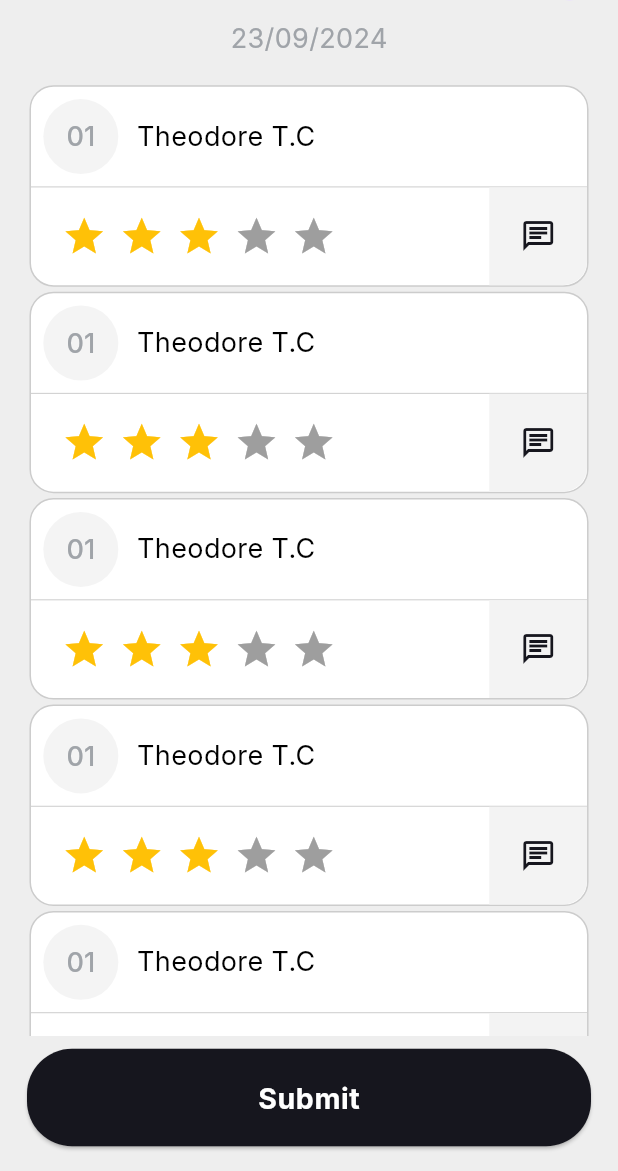
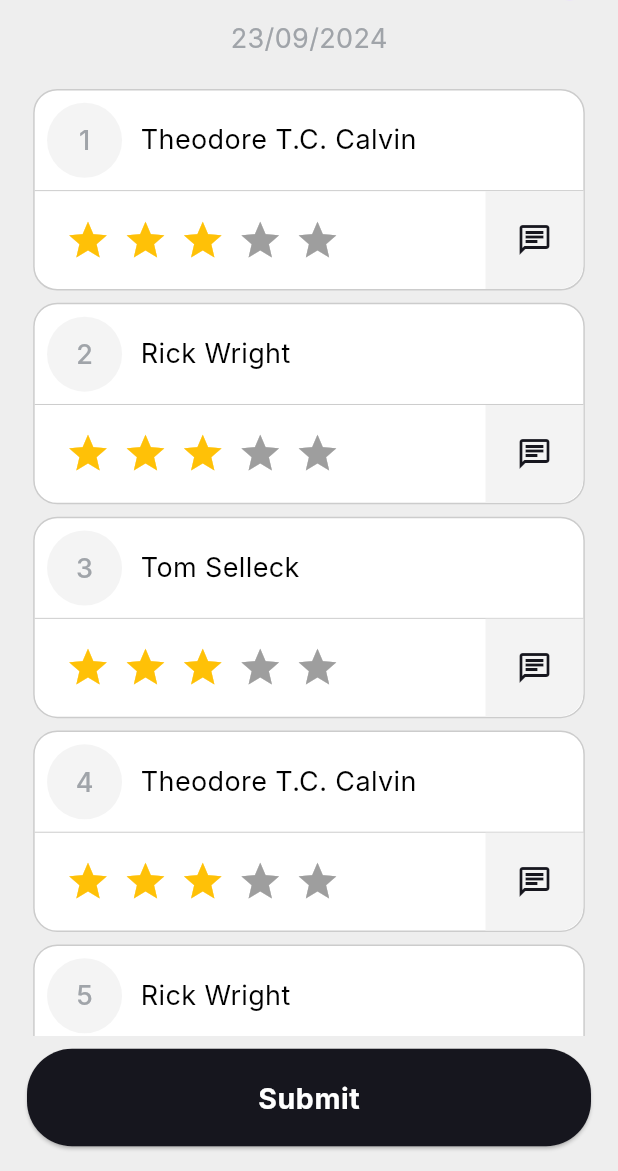
Before and after one commit to altezzai/acadobs, a Flutter app: the MarkStar screen opened directly, on a phone screen of 412 x 824 dp, the part 65-1236 px from its top. Run offline on Flutter 3.47's test engine with Material 3 defaults, Android fonts, the phone set to English and light mode, and no system bars; drawn by our look-alikes of flutter_rating_bar; Roboto replaces fonts that are missing (Inter).

Commit message:
homework mark

```diff
--- a/lib/teacher/home/homescreen.dart
+++ b/lib/teacher/home/homescreen.dart
@@ -112,7 +112,7 @@ class TeacherScreen extends StatelessWidget {
                           horizontal: Responsive.width * 12),
                     ),
                     child: Text(
-                      'Teacher',
+                      'Parents',
                       style: Theme.of(context).textTheme.bodySmall!.copyWith(
                             color: const Color(0xff555555),
                             fontWeight: FontWeight.w700,
--- a/lib/teacher/mark_work/screens/mark_star.dart
+++ b/lib/teacher/mark_work/screens/mark_star.dart
@@ -1,8 +1,9 @@
 import 'dart:async';
+
 import 'package:flutter/material.dart';
 import 'package:intl/intl.dart';
 import 'package:school_app/admin/widgets/custom_button.dart';
-import 'package:school_app/teacher/mark_work/screens/widgets/star_container.dart';
+import 'package:school_app/teacher/mark_work/widgets/star_container.dart';
 import 'package:school_app/theme/text_theme.dart';
 import 'package:school_app/utils/responsive.dart';
 
@@ -30,6 +31,18 @@ class _MarkStarState extends State<MarkStar> {
       currentDate = formattedDate;
     });
   }
+
+  final students = [
+    {"id": 1, "name": "Theodore T.C. Calvin"},
+    {"id": 2, "name": "Rick Wright"},
+    {"id": 3, "name": "Tom Selleck"},
+    {"id": 4, "name": "Theodore T.C. Calvin"},
+    {"id": 5, "name": "Rick Wright"},
+    {"id": 6, "name": "Tom Selleck"},
+    {"id": 7, "name": "Theodore T.C. Calvin"},
+    {"id": 8, "name": "Rick Wright"},
+    {"id": 9, "name": "Tom Selleck"},
+  ];
 
   @override
   Widget build(BuildContext context) {
@@ -76,11 +89,14 @@ class _MarkStarState extends State<MarkStar> {
             Expanded(
               child: ListView.builder(
                 shrinkWrap: true,
-                itemCount: 6,
+                itemCount: students.length,
                 itemBuilder: (context, index) {
                   return Padding(
-                    padding: EdgeInsets.all(Responsive.height * .2),
-                    child: StarContainer(),
+                    padding: EdgeInsets.all(Responsive.height * .5),
+                    child: StarContainer(
+                      rollNo: students[index]['id']!.toString(),
+                      name: students[index]['name']!.toString(),
+                    ),
                   );
                 },
               ),
--- a/lib/teacher/mark_work/screens/widgets/star_container.dart
+++ b/lib/teacher/mark_work/widgets/star_container.dart
@@ -4,7 +4,9 @@ import 'package:school_app/theme/text_theme.dart';
 import 'package:school_app/utils/responsive.dart';
 
 class StarContainer extends StatelessWidget {
-  const StarContainer({super.key});
+  final String name;
+  final String rollNo;
+  const StarContainer({super.key, required this.name, required this.rollNo,});
 
   @override
   Widget build(BuildContext context) {
@@ -28,13 +30,13 @@ class StarContainer extends StatelessWidget {
               CircleAvatar(
                 radius: 25,
                 backgroundColor: const Color(0xffF4F4F4),
-                child: Text('01', style: textThemeData.labelSmall),
+                child: Text(rollNo, style: textThemeData.labelSmall),
               ),
               SizedBox(
                 width: Responsive.width * 3,
               ),
               Text(
-                'Theodore T.C',
+                name,
                 style: textThemeData.labelSmall!.copyWith(
                   color: Colors.black,
                 ),
```
Also changed, not shown: pubspec.lock.
